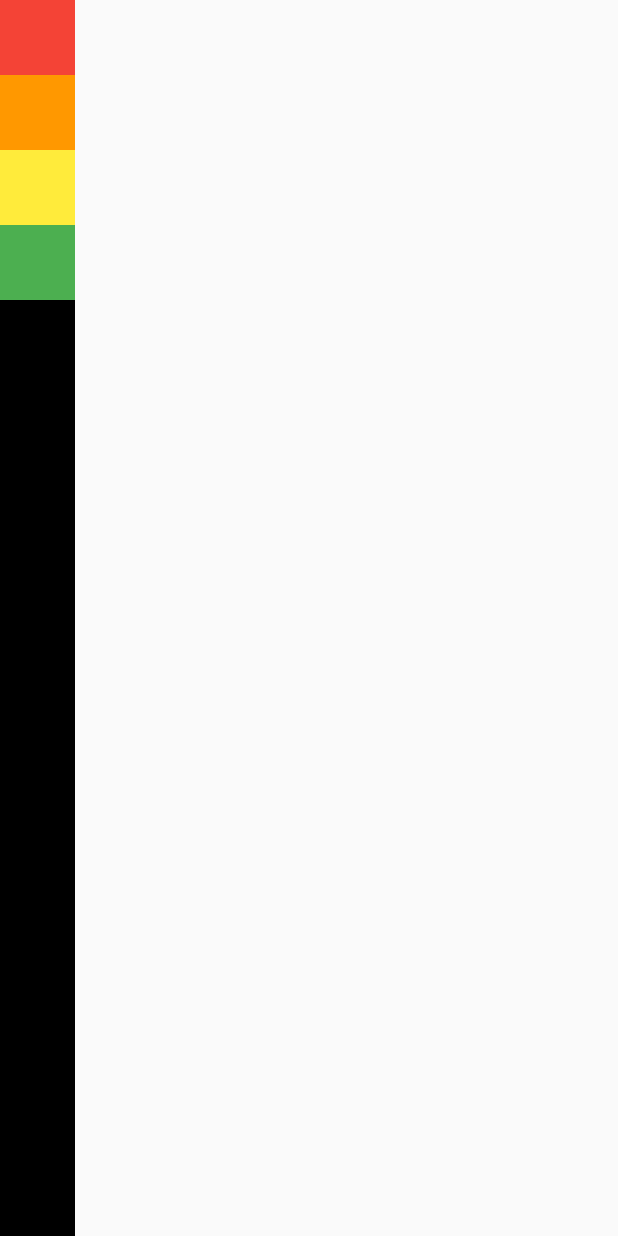
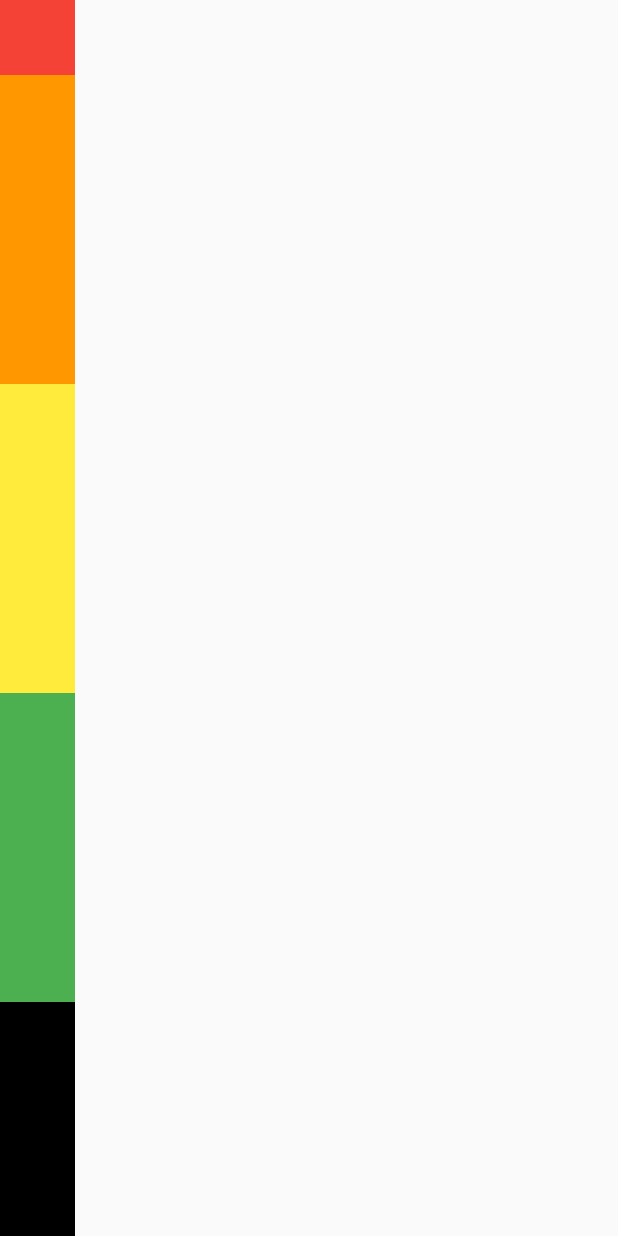
Before and after one commit to DongWooKim97/flutter-projects, a Flutter app: the screen it shows after launch, on a phone screen of 412 x 824 dp. Run offline on Flutter 3.47's test engine with Material 2 defaults, Android fonts, the phone set to English and light mode, and no system bars.

Commit message:
feat: Expanded와 Flexible 공부한 코드 추가

```diff
--- a/row_and_column/lib/screen/home_screen.dart
+++ b/row_and_column/lib/screen/home_screen.dart
@@ -10,35 +10,43 @@ class HomeScreen extends StatelessWidget {
         bottom : false,
         child: Container(
           color: Colors.black,
-          // MediaQuery.of(Context)는 내가 사용하는 기종의 관련된 것을 가져올 수 있음
-          // 앱 화면 크기 알아내는 것과 동일
           child: Column(
             mainAxisAlignment: MainAxisAlignment.start,
-            // CrossAxisAlignment - 반대축 정렬 , row일땐 세로, Column일땐 세로
-            // Main(주축)에서는 차지할 수 있는 모든 공간을 차지함
-            // 반대축같은 경우는 칼럼과 로우 모두 최소한의 공간만 차지함.
             crossAxisAlignment: CrossAxisAlignment.start,
             mainAxisSize: MainAxisSize.max,
             children: [
-              Container(
+              // Expanded / Flexible -> 무조건 기억! row와 column children에만 사용 가능
+              // Expanded : 남아있는 모든 공간을 차지하라는 뜻 , 2개 이상 사용시  1/N으로 남아있는 공간을 동일하게 나눠가짐
+              // Expaned 中 flex -> 남아있는 공간을 나눠가지는 비율이다. 디폴트는 1로 되어있어 따로 설정을 하지 않으면 동일하게 나눠가지지만,
+              // flex를 따로 설정해주면 그 파라미터값만큼 비율을 가져갈 수 있다.
+              // Flexible
+              Flexible(
+                child: Container(
                   color: Colors.red,
                   width: 50.0,
                   height: 50.0,
                 ),
-              Container(
+              ),
+              Expanded(
+                child: Container(
                   color: Colors.orange,
                   width: 50.0,
                   height: 50.0,
                 ),
-              Container(
+              ),
+              Expanded(
+                child: Container(
                   color: Colors.yellow,
                   width: 50.0,
                   height: 50.0,
                 ),
-              Container(
+              ),
+              Expanded(
+                child: Container(
                   color: Colors.green,
                   width: 50.0,
                   height: 50.0,
+                ),
               )
             ],
           ),
```
Also changed, not shown: 1 other file. Lines whose indentation alone changed are shown as unchanged.
